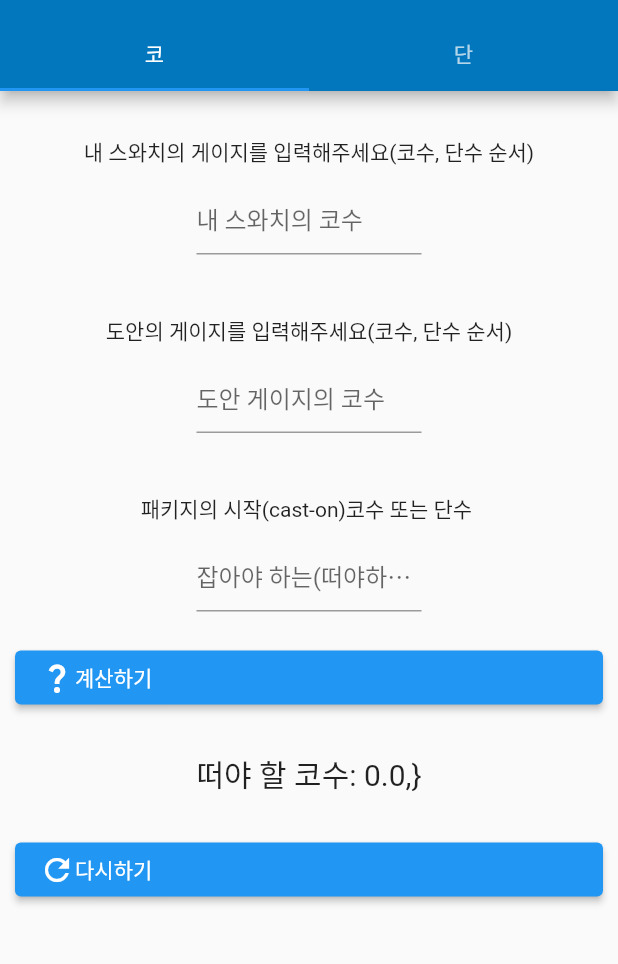
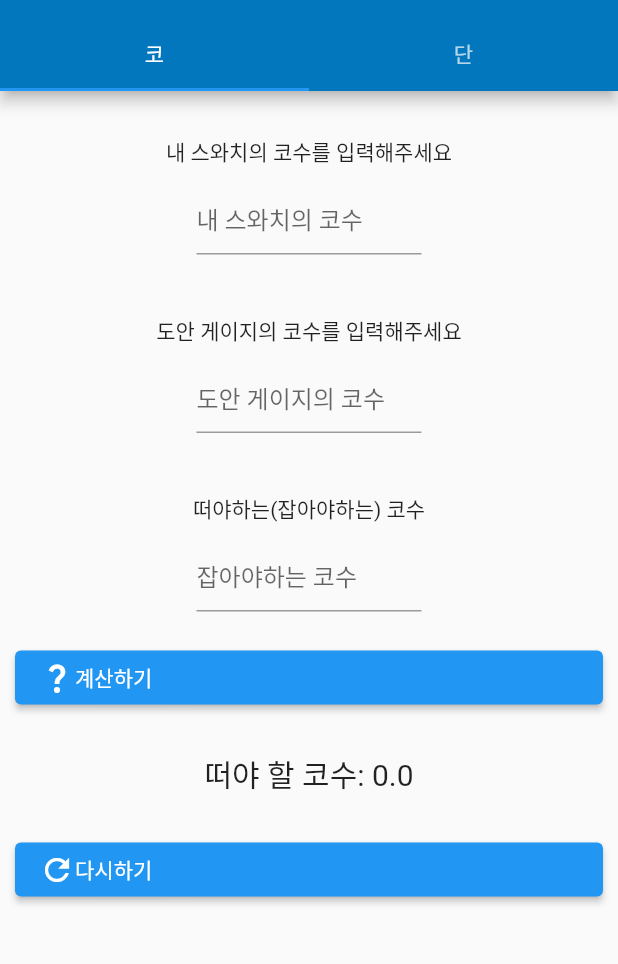
Before and after one commit to kokorii/my_gague, a Flutter app: the screen it shows after launch, on a phone screen of 412 x 824 dp, the part 65-1029 px from its top. Run offline on Flutter 3.47's test engine with Material 2 defaults, Android fonts, the phone set to English and light mode, and no system bars.

Commit message:
탭바 분리에 따른 안내문구 변경

```diff
--- a/lib/rowPage.dart
+++ b/lib/rowPage.dart
@@ -32,7 +32,7 @@ class _RowPage extends State<RowPage> {
       children: [
         Padding(
             padding: EdgeInsets.only(top: 30),
-            child: Text("내 스와치의 게이지를 입력해주세요(코수, 단수 순서)")),
+            child: Text("내 스와치의 단수를 입력해주세요")),
         Padding(
           padding: EdgeInsets.all(10),
           child: Row(
@@ -51,7 +51,7 @@ class _RowPage extends State<RowPage> {
         ),
         Padding(
             padding: EdgeInsets.only(top: 30),
-            child: Text("도안의 게이지를 입력해주세요(코수, 단수 순서)")),
+            child: Text("도안 게이지의 단수를 입력해주세요")),
         Padding(
           padding: EdgeInsets.all(10),
           child: Row(
@@ -68,9 +68,7 @@ class _RowPage extends State<RowPage> {
             ],
           ),
         ),
-        Padding(
-            padding: EdgeInsets.only(top: 30),
-            child: Text("패키지의 시작(cast-on)코수 또는 단수 ")),
+        Padding(padding: EdgeInsets.only(top: 30), child: Text("떠야하는 단수 ")),
         Padding(
           padding: EdgeInsets.all(10),
           child: Row(
--- a/lib/stPage.dart
+++ b/lib/stPage.dart
@@ -32,7 +32,7 @@ class _StPage extends State<StPage> {
       children: [
         Padding(
             padding: EdgeInsets.only(top: 30),
-            child: Text("내 스와치의 게이지를 입력해주세요(코수, 단수 순서)")),
+            child: Text("내 스와치의 코수를 입력해주세요")),
         Padding(
           padding: EdgeInsets.all(10),
           child: Row(
@@ -52,7 +52,7 @@ class _StPage extends State<StPage> {
         ),
         Padding(
             padding: EdgeInsets.only(top: 30),
-            child: Text("도안의 게이지를 입력해주세요(코수, 단수 순서)")),
+            child: Text("도안 게이지의 코수를 입력해주세요")),
         Padding(
           padding: EdgeInsets.all(10),
           child: Row(
@@ -71,8 +71,7 @@ class _StPage extends State<StPage> {
           ),
         ),
         Padding(
-            padding: EdgeInsets.only(top: 30),
-            child: Text("패키지의 시작(cast-on)코수 또는 단수 ")),
+            padding: EdgeInsets.only(top: 30), child: Text("떠야하는(잡아야하는) 코수")),
         Padding(
           padding: EdgeInsets.all(10),
           child: Row(
@@ -84,7 +83,7 @@ class _StPage extends State<StPage> {
                 child: TextField(
                   keyboardType: TextInputType.number,
                   controller: castonStController,
-                  decoration: InputDecoration(hintText: "잡아야 하는(떠야하는) 코수"),
+                  decoration: InputDecoration(hintText: "잡아야하는 코수"),
                 ),
               )),
             ],
@@ -141,7 +140,7 @@ class _StPage extends State<StPage> {
         Padding(
           padding: EdgeInsets.all(15.0),
           child: Text(
-            '떠야 할 코수: ${calDict['resSt']},}',
+            '떠야 할 코수: ${calDict['resSt']}',
             style: TextStyle(fontSize: 20),
           ),
         ),
```
